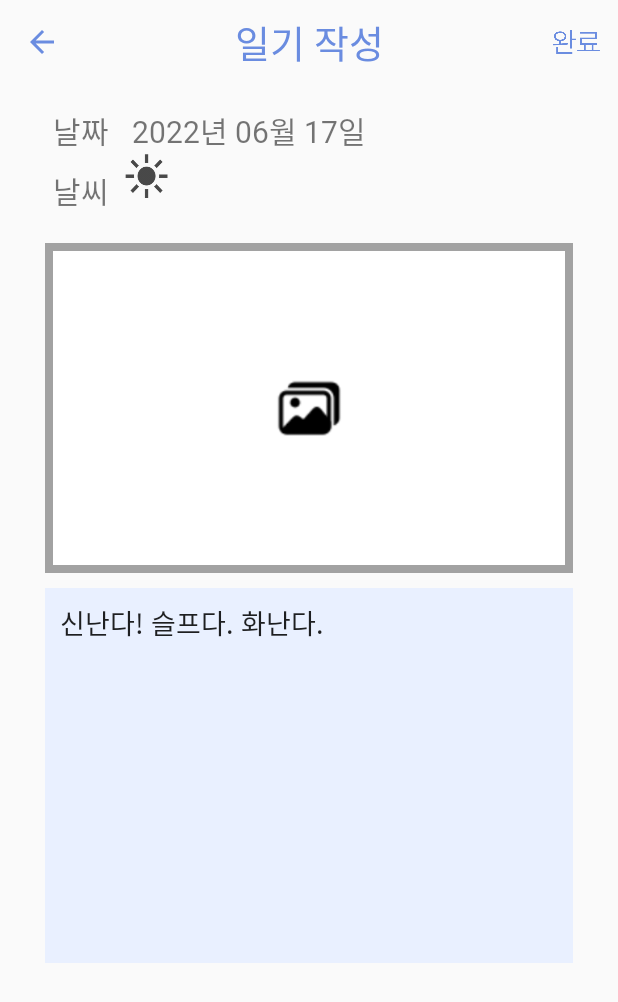
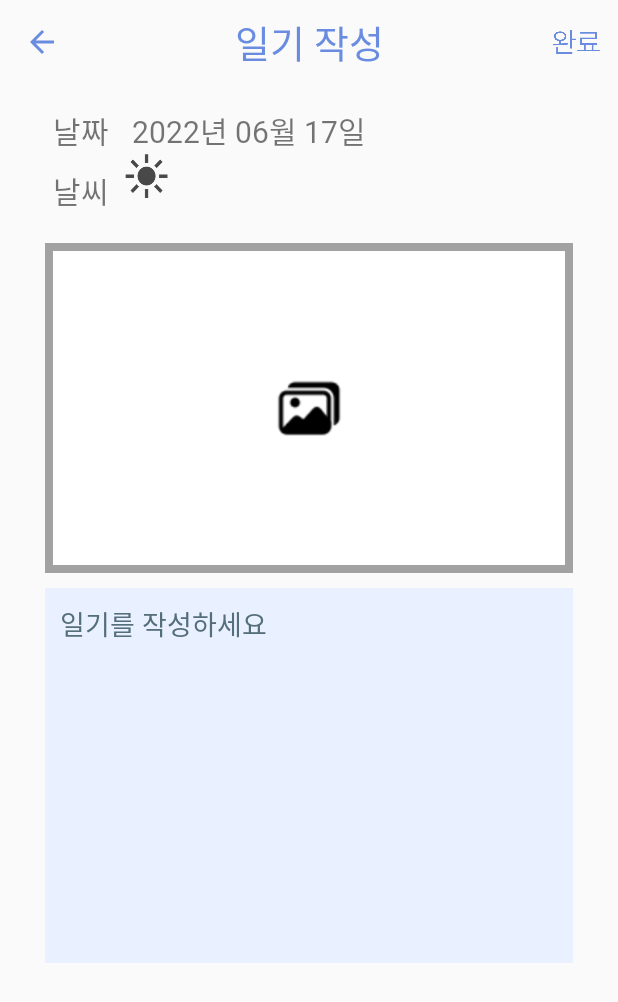
Before and after one commit to seonggg/Empathy-of-aday, an Android app: the DiaryWrite screen opened directly, with no data from a screen before it, on a phone screen of 412 x 824 dp. Shown: the top 1002 px of the screen. Run offline under Robolectric (Android 15) with nearby library versions, the phone set to English and light mode, and no system bars; our stand-ins replace Firebase (no records; nobody signed in at launch, a user with empty details on screens opened directly).

Commit message:
주석 정리

```diff
--- a/app/src/main/java/com/project2022/emotiondiary/EditDiary.java
+++ b/app/src/main/java/com/project2022/emotiondiary/EditDiary.java
@@ -94,6 +94,7 @@ public class EditDiary extends AppCompatActivity {
 
         weather_button.setOnClickListener(this::OnClickHandler);
 
+        //docid에 해당하는 일기 가져오기
         DocumentReference docRef = db.collection("diary").document(docid);
         docRef.get().addOnCompleteListener(new OnCompleteListener<DocumentSnapshot>() {
             @Override
@@ -102,8 +103,6 @@ public class EditDiary extends AppCompatActivity {
                     DocumentSnapshot document = task.getResult();
                     if (document.exists()) {
                         Log.d("TAG", "DocumentSnapshot data: " + document.getData());
-
-                        //Diary diary = document.toObject(Diary.class);
 
                         //날짜 불러오기
                         strDate = document.get("date").toString();
--- a/app/src/main/java/com/project2022/emotiondiary/Info.java
+++ b/app/src/main/java/com/project2022/emotiondiary/Info.java
@@ -15,6 +15,7 @@ import com.google.firebase.firestore.FirebaseFirestore;
 import com.google.firebase.storage.FirebaseStorage;
 
 public class Info extends Application {
+    // 사용자의 아이디, 닉네임 전역변수 선언
 
     private String id;
 
--- a/app/src/main/java/com/project2022/emotiondiary/MyRoom.java
+++ b/app/src/main/java/com/project2022/emotiondiary/MyRoom.java
@@ -60,7 +60,7 @@ public class MyRoom extends AppCompatActivity {
         Intent intent_e = getIntent();
         email = intent_e.getStringExtra("email");
 
-        //일기 구슬 보여주기
+        //일기 구슬 보여주기(구슬 전시)
         init();
         getData();
 
@@ -105,6 +105,7 @@ public class MyRoom extends AppCompatActivity {
         }
     }
 
+    //구슬 전시 리사이클러뷰 설정
     private void init(){
         Log.d("myroom", "init");
         RecyclerView recyclerView = findViewById(R.id.recyclerview);
@@ -116,6 +117,7 @@ public class MyRoom extends AppCompatActivity {
         recyclerView.setAdapter(adapter);
     }
 
+    //최근 일기 데이터 불러오기
     private void getData() {
         db.collection("diary")
                 .orderBy("timestamp", Query.Direction.DESCENDING)
--- a/app/src/main/java/com/project2022/emotiondiary/RecyclerViewAdapter.java
+++ b/app/src/main/java/com/project2022/emotiondiary/RecyclerViewAdapter.java
@@ -12,7 +12,7 @@ import java.util.ArrayList;
 
 public class RecyclerViewAdapter extends RecyclerView.Adapter<RecyclerView.ViewHolder> {
 
-    // adapter에 들어갈 list 입니다.
+    // adapter에 들어갈 list
     private ArrayList<DataBead> listData = new ArrayList<>();
 
     @NonNull
@@ -33,7 +33,7 @@ public class RecyclerViewAdapter extends RecyclerView.Adapter<RecyclerView.ViewH
     }
 
     void addItem(DataBead data) {
-        // 외부에서 item을 추가시킬 함수입니다.
+        // 외부에서 item을 추가
         listData.add(data);
     }
 
--- a/app/src/main/java/com/project2022/emotiondiary/ShowDiary.java
+++ b/app/src/main/java/com/project2022/emotiondiary/ShowDiary.java
@@ -83,6 +83,7 @@ public class ShowDiary extends AppCompatActivity {
 
         actionBarView = intent.getBooleanExtra("actionbar",true);
 
+        //docid에 해당하는 일기 불러오기
         DocumentReference docRef = db.collection("diary").document(docid);
         docRef.get().addOnCompleteListener(new OnCompleteListener<DocumentSnapshot>() {
             @Override
@@ -180,14 +181,14 @@ public class ShowDiary extends AppCompatActivity {
         // Handle presses on the action bar items
         switch (item.getItemId()) {
             case R.id.edit_btn:
-                Toast.makeText(getApplicationContext(),"수정하기",Toast.LENGTH_SHORT).show();
+                //일기 수정
                 Intent intent = new Intent(getApplicationContext(), EditDiary.class);
                 intent.putExtra("docid", docid);
                 startActivity(intent);
 
                 return true;
             case R.id.delete_btn:
-                Toast.makeText(getApplicationContext(),"삭제하기",Toast.LENGTH_SHORT).show();
+                //일기 삭제
                 AlertDialog.Builder builder = new AlertDialog.Builder(ShowDiary.this);
                 builder.setTitle("일기 삭제하기");
                 builder.setMessage("일기를 삭제하면 복구할 수 없습니다.\n삭제하시겠습니까?");
@@ -206,6 +207,7 @@ public class ShowDiary extends AppCompatActivity {
                 builder.create().show();
                 return true;
             case R.id.show_btn:
+                //같은 감정 일기 보여주기
                 Intent intent2 = new Intent(getApplicationContext(),ShareList.class);
                 intent2.putExtra("show",true);
                 intent2.putExtra("docid",docid);
--- a/app/src/main/java/com/project2022/emotiondiary/TextItem.java
+++ b/app/src/main/java/com/project2022/emotiondiary/TextItem.java
@@ -1,6 +1,7 @@
 package com.project2022.emotiondiary;
 
 public class TextItem {
+    //서버 통신 때 사용할 클래스
     public String getText() {
         return text;
     }
--- a/app/src/main/res/layout/activity_diary_write.xml
+++ b/app/src/main/res/layout/activity_diary_write.xml
@@ -151,7 +151,6 @@
                 android:background="#e9f0ff"
                 android:fontFamily="@font/applesdgothicneo"
                 android:hint="일기를 작성하세요"
-                android:text="신난다! 슬프다. 화난다."
                 android:inputType="textMultiLine"
                 android:paddingStart="10dp"
                 android:paddingTop="10dp"
```
Also changed, not shown: app/src/main/java/com/project2022/emotiondiary/BeadsMaking.java (+5 -2 lines).
